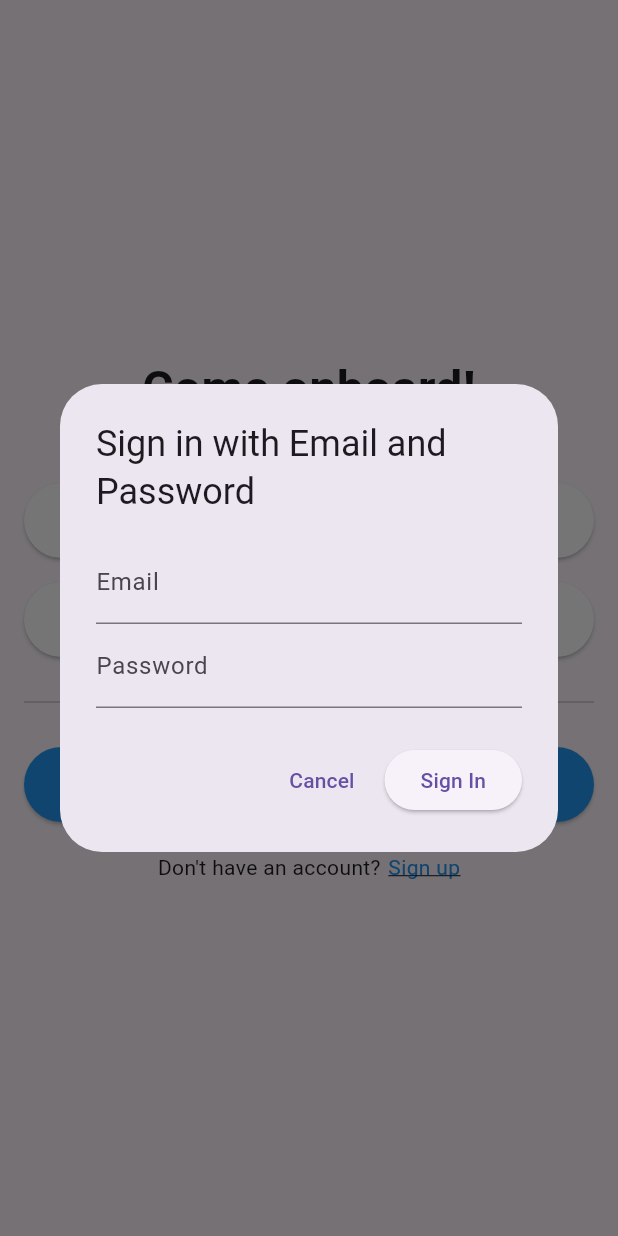
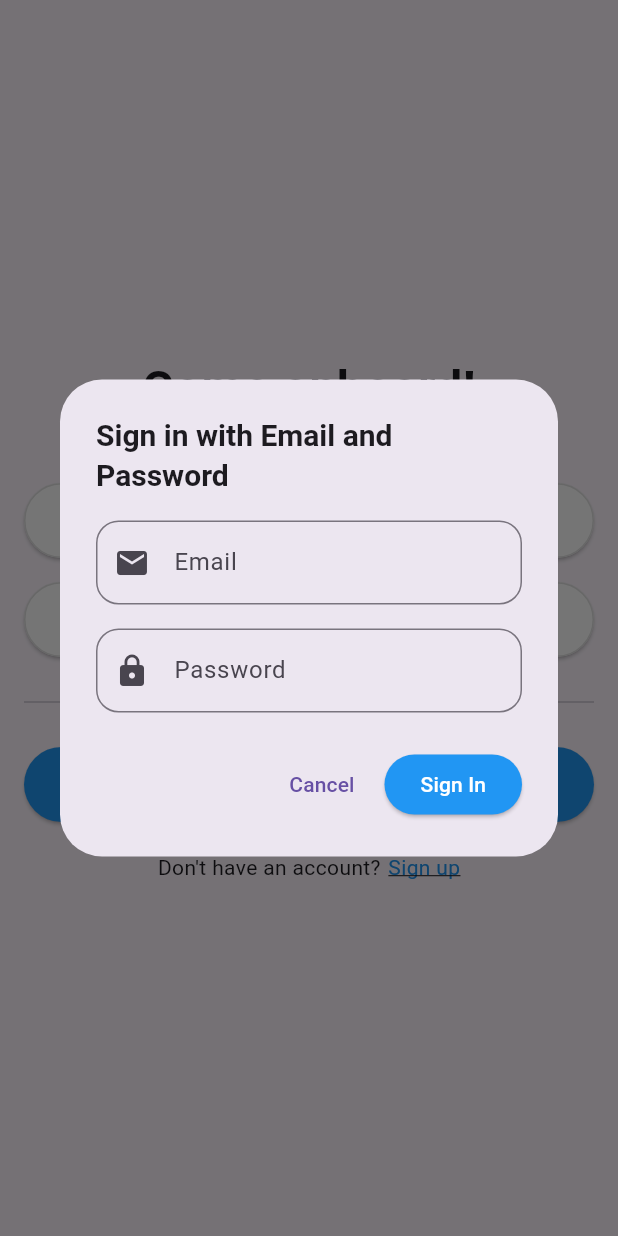
Before and after one commit to aditya-1404/Parking-app, a Flutter app: the screen it shows after launch, after a tap on "Sign in with password", on a phone screen of 412 x 824 dp. Run offline on Flutter 3.47's test engine with Material 3 defaults, Android fonts, the phone set to English and light mode, and no system bars; our stand-ins replace cloud_firestore, firebase_auth, firebase_core, google_fonts, google_maps_flutter, google_sign_in; missing offline and left inert: flutter_facebook_auth; accounts and stored records are empty; Roboto replaces fonts that are missing (Itim).

Commit message:
improved signin page design

```diff
--- a/lib/pages/signin.dart
+++ b/lib/pages/signin.dart
@@ -17,6 +17,8 @@ class SignIn extends StatelessWidget {
       );
 
       await _auth.signInWithCredential(credential);
+      // Navigate to the map screen after successful sign-in
+      // Navigator.of(context).pushNamed('/mapscreen');
     } catch (e) {
       print(e);
     }
@@ -27,6 +29,8 @@ class SignIn extends StatelessWidget {
       final LoginResult result = await FacebookAuth.instance.login();
       final OAuthCredential credential = FacebookAuthProvider.credential(result.accessToken!.token);
       await _auth.signInWithCredential(credential);
+      // Navigate to the map screen after successful sign-in
+      // Navigator.of(context).pushNamed('/mapscreen');
     } catch (e) {
       print(e);
     }
@@ -39,20 +43,38 @@ class SignIn extends StatelessWidget {
     showDialog(
       context: context,
       builder: (context) => AlertDialog(
-        title: Text('Sign in with Email and Password'),
-        content: Column(
+        title: Text(
+          'Sign in with Email and Password',
+          style: TextStyle(fontSize: 20, fontWeight: FontWeight.bold),
+        ),
+        content: SingleChildScrollView(
+          child: Column(
             mainAxisSize: MainAxisSize.min,
             children: <Widget>[
               TextField(
                 controller: emailController,
-              decoration: InputDecoration(labelText: 'Email'),
+                decoration: InputDecoration(
+                  labelText: 'Email',
+                  prefixIcon: Icon(Icons.email),
+                  border: OutlineInputBorder(
+                    borderRadius: BorderRadius.circular(15),
                   ),
+                ),
+              ),
+              SizedBox(height: 16),
               TextField(
                 controller: passwordController,
                 obscureText: true,
-              decoration: InputDecoration(labelText: 'Password'),
+                decoration: InputDecoration(
+                  labelText: 'Password',
+                  prefixIcon: Icon(Icons.lock),
+                  border: OutlineInputBorder(
+                    borderRadius: BorderRadius.circular(15),
+                  ),
+                ),
               ),
             ],
+          ),
         ),
         actions: <Widget>[
           TextButton(
@@ -84,6 +106,10 @@ class SignIn extends StatelessWidget {
               }
             },
             child: Text('Sign In'),
+            style: ElevatedButton.styleFrom(
+              foregroundColor: Colors.white,
+              backgroundColor: Colors.blue
+            ),
           ),
         ],
       ),
@@ -109,7 +135,10 @@ class SignIn extends StatelessWidget {
               SizedBox(height: 40),
               ElevatedButton.icon(
                 onPressed: _signInWithGoogle,
-                icon: Image.asset("assets/images/google.png"), // Placeholder for Google icon
+                icon: Image.asset(
+                  "assets/images/google.png",
+                  height: 24, // Adjust the size of the icon
+                ),
                 label: Text('Continue with Google'),
                 style: ElevatedButton.styleFrom(
                   backgroundColor: Colors.white,
@@ -117,13 +146,17 @@ class SignIn extends StatelessWidget {
                   minimumSize: Size(double.infinity, 50),
                   shape: RoundedRectangleBorder(
                     borderRadius: BorderRadius.circular(25),
+                    side: BorderSide(color: Colors.grey.shade300),
                   ),
                 ),
               ),
               SizedBox(height: 16),
               ElevatedButton.icon(
                 onPressed: _signInWithFacebook,
-                icon: Image.asset("assets/images/facebook.png"), // Placeholder for Facebook icon
+                icon: Image.asset(
+                  "assets/images/facebook.png",
+                  height: 24, // Adjust the size of the icon
+                ),
                 label: Text('Continue with Facebook'),
                 style: ElevatedButton.styleFrom(
                   backgroundColor: Colors.white,
@@ -131,6 +164,7 @@ class SignIn extends StatelessWidget {
                   minimumSize: Size(double.infinity, 50),
                   shape: RoundedRectangleBorder(
                     borderRadius: BorderRadius.circular(25),
+                    side: BorderSide(color: Colors.grey.shade300),
                   ),
                 ),
               ),
@@ -148,7 +182,14 @@ class SignIn extends StatelessWidget {
               SizedBox(height: 20),
               ElevatedButton(
                 onPressed: () => _signInWithEmailAndPassword(context),
-                child: Text('Sign in with password'),
+                child: Row(
+                  mainAxisAlignment: MainAxisAlignment.center,
+                  children: <Widget>[
+                    Icon(Icons.email, color: Colors.white),
+                    SizedBox(width: 10),
+                    Text('Sign in with password'),
+                  ],
+                ),
                 style: ElevatedButton.styleFrom(
                   backgroundColor: Colors.blue,
                   foregroundColor: Colors.white,
```
Lines whose indentation alone changed are shown as unchanged.
